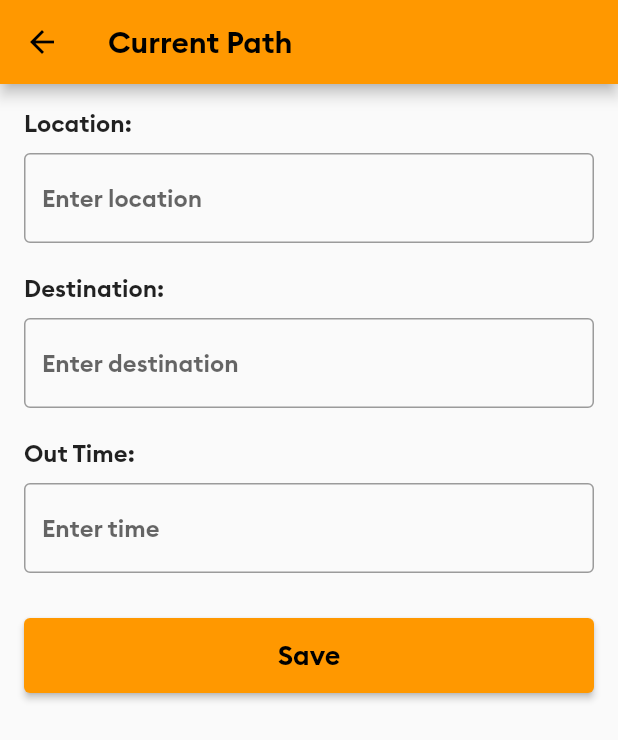
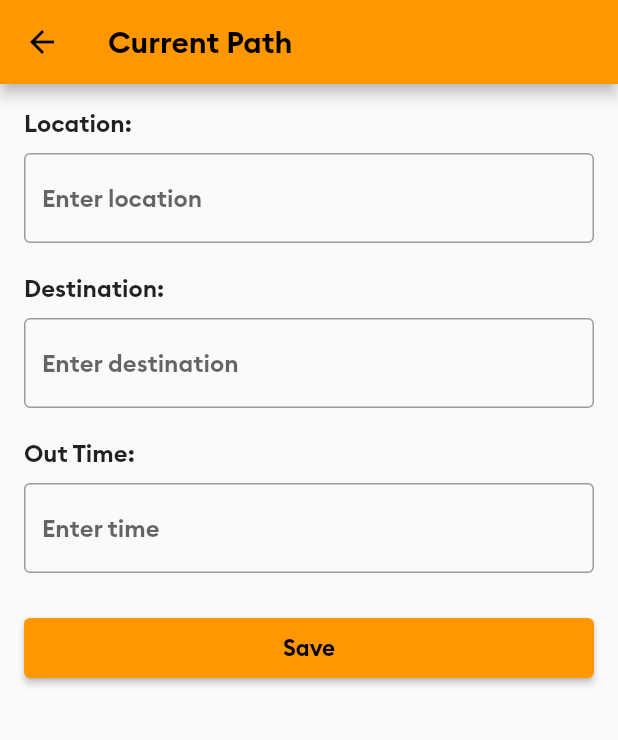
Before and after one commit to soumeshmohanty0220/helpcar, a Flutter app: the CurrentPathPage screen opened directly, on a phone screen of 412 x 824 dp. Shown: the top 740 px of the screen. Run offline on Flutter 3.47's test engine with Material 2 defaults, Android fonts, the phone set to English and light mode, and no system bars; our stand-ins replace animated_text_kit, firebase_auth, firebase_core, firebase_database, fluttertoast, geolocator and 3 more; missing offline and left inert: dart:ffi, flutter_polyline_points; accounts and stored records are empty.

Commit message:
minor changes

```diff
--- a/lib/Allscreens/HelperScreens/helpersearchscreen.dart
+++ b/lib/Allscreens/HelperScreens/helpersearchscreen.dart
@@ -84,7 +84,7 @@ class _CurrentPathPageState extends State<CurrentPathPage> {
             SizedBox(height: 30),
             SizedBox(
               width: double.infinity,
-              height: 50.0,
+              height: 40.0,
               child: ElevatedButton(
                 onPressed: () {
                   {
@@ -94,7 +94,7 @@ class _CurrentPathPageState extends State<CurrentPathPage> {
                 child: Text(
                   'Save',
                   style: TextStyle(
-                    fontSize: 18.0,
+                    fontSize: 15.0,
                     fontWeight: FontWeight.bold,
                   ),
                 ),
```
